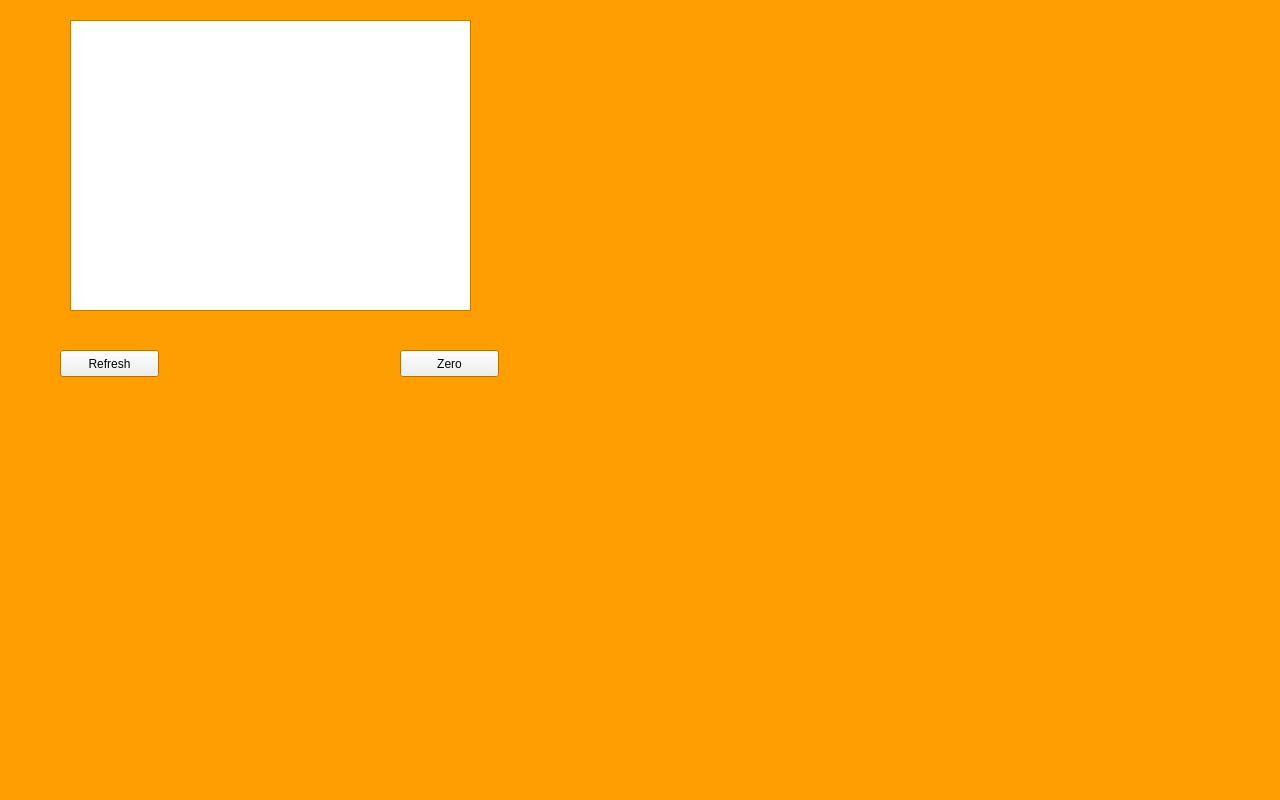
Before: the Qt Designer form source/Axolotl1.1/ahrs.ui in nickywongdong/wombat, drawn with Qt 5.
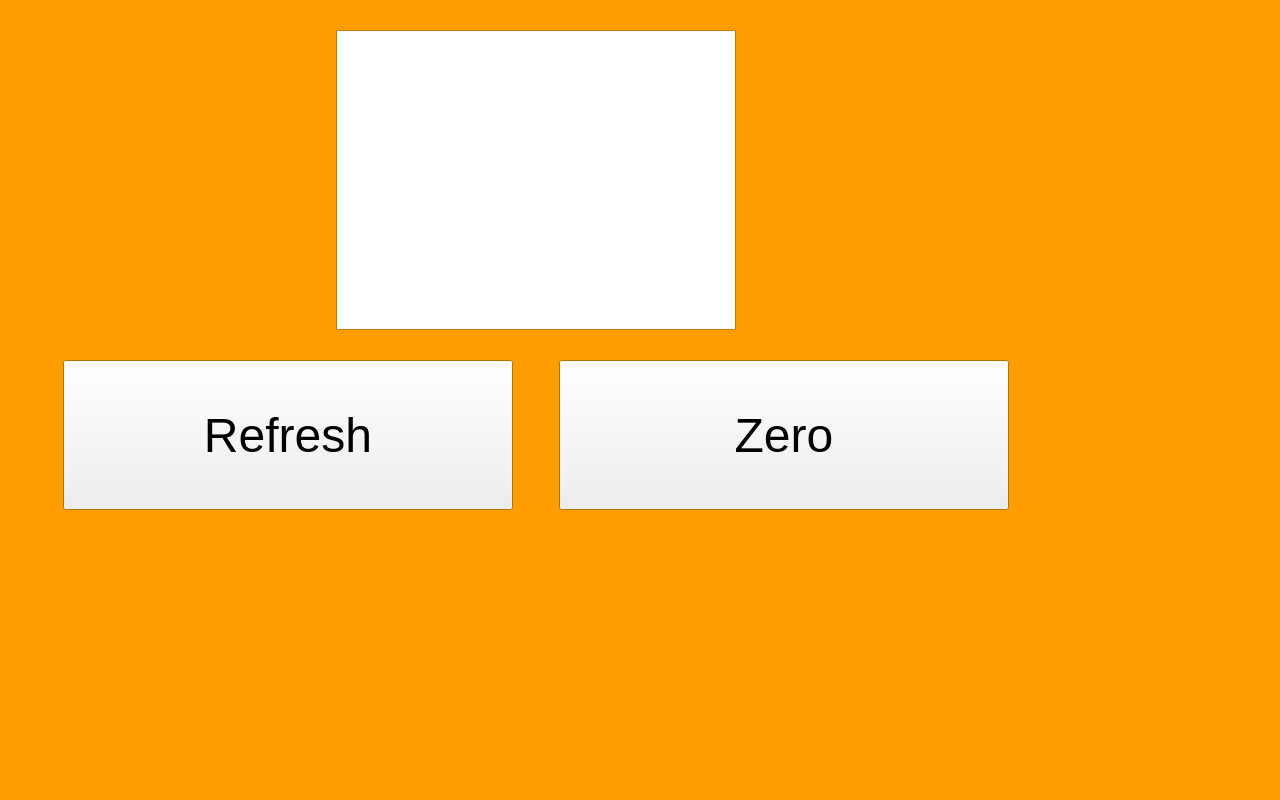
After: the same form once the commit is applied.

Diff of the .ui file:
```diff
--- a/source/Axolotl1.1/ahrs.ui
+++ b/source/Axolotl1.1/ahrs.ui
@@ -80,22 +80,32 @@
   <widget class="QTextBrowser" name="textBrowser_3">
    <property name="geometry">
     <rect>
-     <x>70</x>
-     <y>20</y>
-     <width>401</width>
-     <height>291</height>
+     <x>336</x>
+     <y>30</y>
+     <width>400</width>
+     <height>300</height>
     </rect>
    </property>
+   <property name="font">
+    <font>
+     <pointsize>36</pointsize>
+    </font>
+   </property>
   </widget>
   <widget class="QPushButton" name="pushButton">
    <property name="geometry">
     <rect>
-     <x>60</x>
-     <y>350</y>
-     <width>99</width>
-     <height>27</height>
+     <x>63</x>
+     <y>360</y>
+     <width>450</width>
+     <height>150</height>
     </rect>
    </property>
+   <property name="font">
+    <font>
+     <pointsize>36</pointsize>
+    </font>
+   </property>
    <property name="text">
     <string>Refresh</string>
    </property>
@@ -103,12 +113,17 @@
   <widget class="QPushButton" name="pushButton_2">
    <property name="geometry">
     <rect>
-     <x>400</x>
-     <y>350</y>
-     <width>99</width>
-     <height>27</height>
+     <x>559</x>
+     <y>360</y>
+     <width>450</width>
+     <height>150</height>
     </rect>
    </property>
+   <property name="font">
+    <font>
+     <pointsize>36</pointsize>
+    </font>
+   </property>
    <property name="text">
     <string>Zero</string>
    </property>
```
